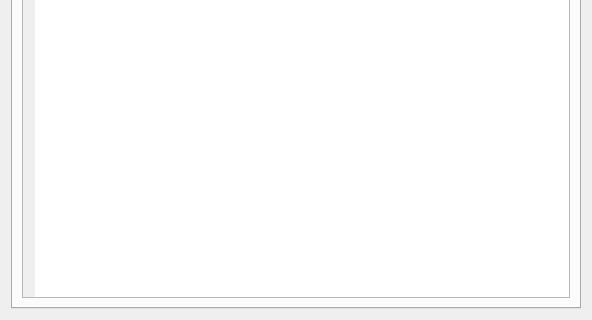
Old version of the form pyarchinit/modules/gui/pyarchinit_US_ui.ui in the repository mandoluca/pyarchinit_beta_test; both pictures show x 0 to 592 and y 519 to 839 of the 592 by 839 pixel window.
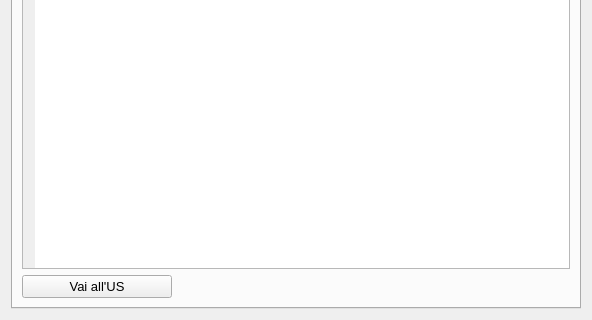
New version of the form. The open tabs and pages were chosen to show the change. Icons and pictures are not drawn.

Commit message: Aggiunta del sistema di navigazione tra le US a partire dai rapporti stratigrafici

Diff of the .ui file:
```diff
--- a/pyarchinit/modules/gui/pyarchinit_US_ui.ui
+++ b/pyarchinit/modules/gui/pyarchinit_US_ui.ui
@@ -1324,6 +1324,19 @@
              </column>
             </widget>
            </item>
+           <item>
+            <widget class="QPushButton" name="pushButton_go_to_us">
+             <property name="maximumSize">
+              <size>
+               <width>150</width>
+               <height>16777215</height>
+              </size>
+             </property>
+             <property name="text">
+              <string>Vai all'US</string>
+             </property>
+            </widget>
+           </item>
           </layout>
          </item>
         </layout>
```
Left out of the diff: 2 changed lines with no effect on the pictures. The commit also changes 2 other files.
